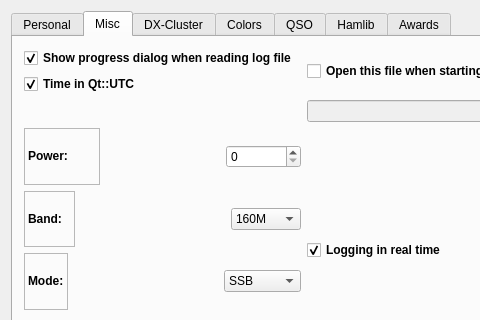
Qt form src/setup.ui (dbasden/klog) before a commit; both pictures show x 0 to 480 and y 0 to 320 of the 696 by 441 pixel window.
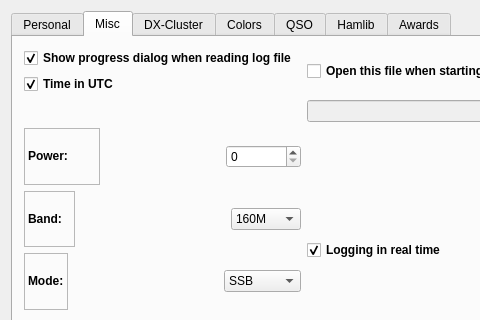
The same form after that commit. The open tabs and pages were chosen to show the change.

What changed in the file:
```diff
--- a/src/setup.ui
+++ b/src/setup.ui
@@ -211,7 +211,7 @@
           <string>If checked the time will be UTC</string>
          </property>
          <property name="text">
-          <string>Time in Qt::UTC</string>
+          <string>Time in UTC</string>
          </property>
          <property name="checked">
           <bool>true</bool>
```
